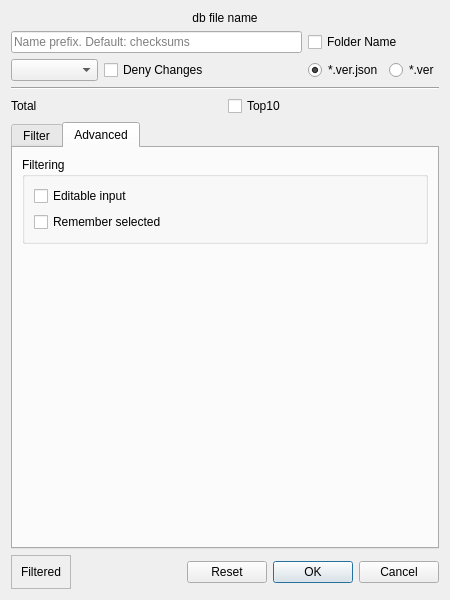
Above: src/dialogdbcreation.ui from artemvlas/veretino before the change. Below: the same form after it.
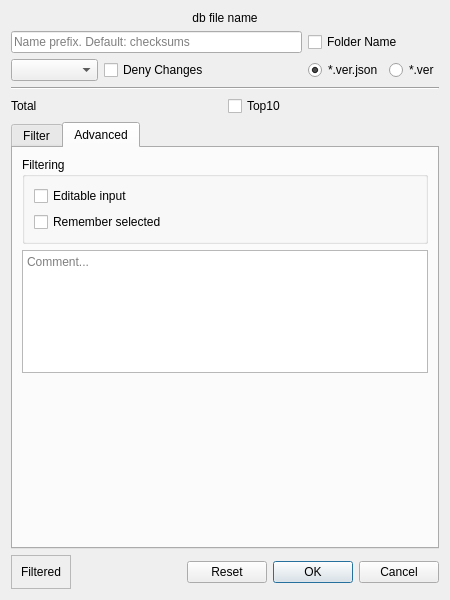
That is the form after the change. The open tabs and pages were chosen to show the change. Custom widgets are drawn as their Qt base class.

Commit message: [func] Ability to add and edit comments to databases

What changed in the file:
```diff
--- a/src/dialogdbcreation.ui
+++ b/src/dialogdbcreation.ui
@@ -210,6 +210,13 @@
          </layout>
         </widget>
        </item>
+       <item>
+        <widget class="QPlainTextEdit" name="inp_comment">
+         <property name="placeholderText">
+          <string>Comment...</string>
+         </property>
+        </widget>
+       </item>
        <item>
         <spacer name="verticalSpacer">
          <property name="orientation">
```
Left out of the diff: 20 changed lines with no effect on the pictures. The commit also changes 13 other files.
